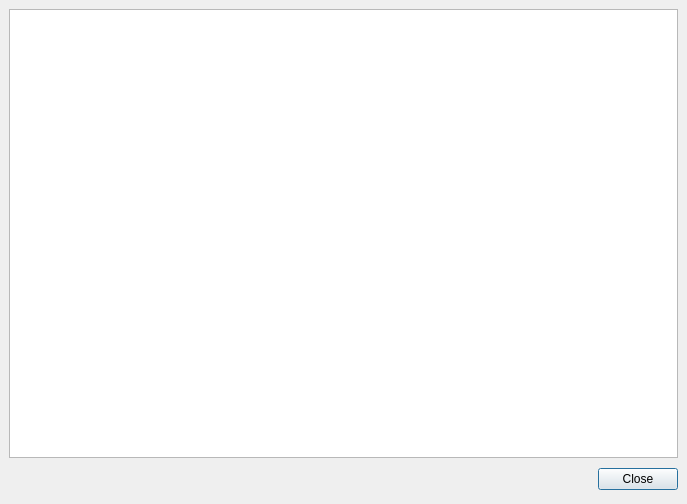
karandit/fet, file src/interface/teachersstatisticsform_template.ui: the form before one commit.
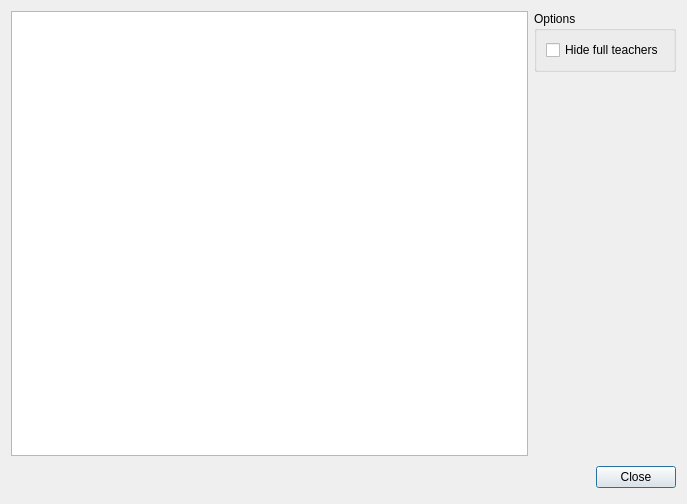
The form after the commit.

The edit to the form file:
```diff
--- a/src/interface/teachersstatisticsform_template.ui
+++ b/src/interface/teachersstatisticsform_template.ui
@@ -13,22 +13,54 @@
   <property name="windowTitle">
    <string extracomment="Title of dialog">Teachers statistics</string>
   </property>
-  <layout class="QGridLayout">
-   <property name="margin">
-    <number>9</number>
-   </property>
-   <property name="spacing">
-    <number>6</number>
-   </property>
-   <item row="0" column="0">
+  <layout class="QGridLayout" name="gridLayout_2">
+   <item row="0" column="0" rowspan="2">
     <widget class="QTableWidget" name="tableWidget"/>
    </item>
-   <item row="1" column="0">
+   <item row="0" column="1">
+    <widget class="QGroupBox" name="optionsGroupBox">
+     <property name="title">
+      <string>Options</string>
+     </property>
+     <layout class="QGridLayout" name="gridLayout">
+      <item row="0" column="0">
+       <widget class="QCheckBox" name="hideFullTeachersCheckBox">
+        <property name="text">
+         <string comment="It refers to teachers who have their number of hours fulfilled. Please keep translation short">Hide full teachers</string>
+        </property>
+       </widget>
+      </item>
+     </layout>
+    </widget>
+   </item>
+   <item row="1" column="1">
+    <spacer name="verticalSpacer">
+     <property name="orientation">
+      <enum>Qt::Vertical</enum>
+     </property>
+     <property name="sizeHint" stdset="0">
+      <size>
+       <width>20</width>
+       <height>357</height>
+      </size>
+     </property>
+    </spacer>
+   </item>
+   <item row="2" column="0" colspan="2">
     <layout class="QHBoxLayout">
      <property name="spacing">
       <number>6</number>
      </property>
-     <property name="margin">
+     <property name="leftMargin">
+      <number>0</number>
+     </property>
+     <property name="topMargin">
+      <number>0</number>
+     </property>
+     <property name="rightMargin">
+      <number>0</number>
+     </property>
+     <property name="bottomMargin">
       <number>0</number>
      </property>
      <item>
```
